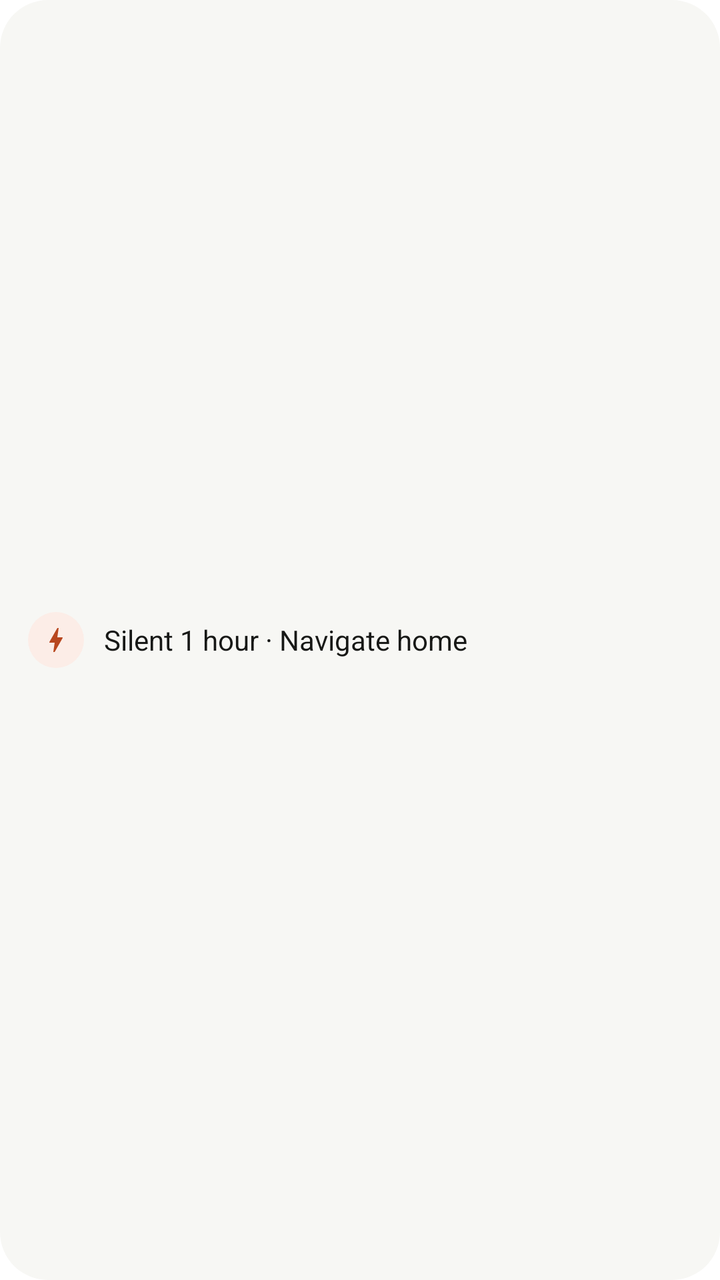
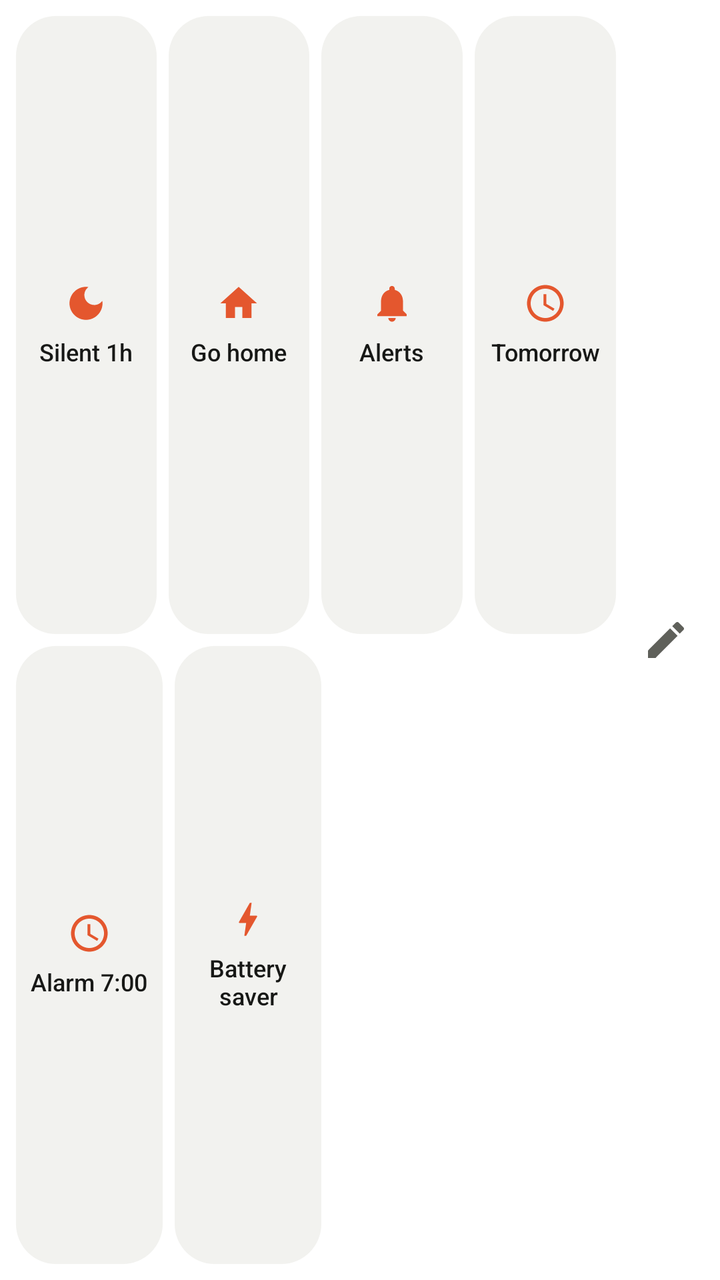

The first picture is an Android layout as it rendered before a commit; the second is the same layout after the commit. The layout source and the unified diff follow.
<!-- AndroidManifest.xml: fallback theme Theme.MaterialComponents.DayNight.NoActionBar -->
<!-- res/layout/widget_preview_actions.xml -->
<?xml version="1.0" encoding="utf-8"?>
<LinearLayout xmlns:android="http://schemas.android.com/apk/res/android"
    android:layout_width="match_parent"
    android:layout_height="match_parent"
    android:background="@drawable/widget_preview_bg"
    android:gravity="center_vertical"
    android:orientation="horizontal"
    android:padding="14dp">

    <ImageView
        android:layout_width="28dp"
        android:layout_height="28dp"
        android:background="@drawable/widget_preview_dot"
        android:importantForAccessibility="no"
        android:padding="6dp"
        android:src="@drawable/ic_widget_bolt"
        android:tint="@color/widget_preview_accent" />

    <TextView
        android:layout_width="0dp"
        android:layout_height="wrap_content"
        android:layout_marginStart="10dp"
        android:layout_weight="1"
        android:maxLines="3"
        android:text="@string/widget_actions_preview"
        android:textColor="@color/widget_preview_text"
        android:textSize="14sp" />
</LinearLayout>
<!-- resources referenced by this layout -->
<resources>
  <color name="widget_preview_accent">#FFB8471F</color>
  <color name="widget_preview_text">#FF171816</color>
  <!-- drawable widget_preview_bg (drawable) -->
  <?xml version="1.0" encoding="utf-8"?>
  <shape xmlns:android="http://schemas.android.com/apk/res/android" android:shape="rectangle">
      <solid android:color="@color/widget_preview_bg" />
      <corners android:radius="24dp" />
  </shape>
  <!-- drawable widget_preview_dot (drawable) -->
  <?xml version="1.0" encoding="utf-8"?>
  <shape xmlns:android="http://schemas.android.com/apk/res/android" android:shape="oval">
      <solid android:color="@color/widget_preview_dot" />
  </shape>
  <string name="widget_actions_preview">Silent 1 hour · Navigate home</string>
  <color name="widget_preview_bg">#FFF7F7F4</color>
  <color name="widget_preview_dot">#FFFCEDE7</color>
  <!-- unchanged entries left out for length: 1 -->
</resources>

<!-- the commit's change to res/layout/widget_preview_actions.xml (unified diff, before → after) -->
@@ -3,26 +3,215 @@
     android:layout_width="match_parent"
     android:layout_height="match_parent"
     android:background="@drawable/widget_preview_bg"
-    android:gravity="center_vertical"
+    android:baselineAligned="false"
+    android:contentDescription="@string/widget_actions_preview"
     android:orientation="horizontal"
-    android:padding="14dp">
+    android:padding="8dp">
+
+    <LinearLayout
+        android:layout_width="0dp"
+        android:layout_height="match_parent"
+        android:layout_weight="1"
+        android:orientation="vertical">
+
+        <LinearLayout
+            android:layout_width="match_parent"
+            android:layout_height="0dp"
+            android:layout_weight="1"
+            android:baselineAligned="false"
+            android:orientation="horizontal">
+
+            <LinearLayout
+                android:layout_width="0dp"
+                android:layout_height="match_parent"
+                android:layout_marginEnd="6dp"
+                android:layout_weight="1"
+                android:background="@drawable/widget_preview_tile"
+                android:gravity="center"
+                android:orientation="vertical"
+                android:paddingHorizontal="6dp">
+
+                <ImageView
+                    android:layout_width="22dp"
+                    android:layout_height="22dp"
+                    android:importantForAccessibility="no"
+                    android:src="@drawable/ic_widget_moon"
+                    android:tint="@color/widget_preview_accent" />
+
+                <TextView
+                    android:layout_width="wrap_content"
+                    android:layout_height="wrap_content"
+                    android:layout_marginTop="5dp"
+                    android:gravity="center"
+                    android:maxLines="2"
+                    android:text="@string/widget_actions_preview_1"
+                    android:textColor="@color/widget_preview_text"
+                    android:textSize="12sp"
+                    android:fontFamily="sans-serif-medium" />
+            </LinearLayout>
+
+            <LinearLayout
+                android:layout_width="0dp"
+                android:layout_height="match_parent"
+                android:layout_marginEnd="6dp"
+                android:layout_weight="1"
+                android:background="@drawable/widget_preview_tile"
+                android:gravity="center"
+                android:orientation="vertical"
+                android:paddingHorizontal="6dp">
+
+                <ImageView
+                    android:layout_width="22dp"
+                    android:layout_height="22dp"
+                    android:importantForAccessibility="no"
+                    android:src="@drawable/ic_widget_home"
+                    android:tint="@color/widget_preview_accent" />
+
+                <TextView
+                    android:layout_width="wrap_content"
+                    android:layout_height="wrap_content"
+                    android:layout_marginTop="5dp"
+                    android:gravity="center"
+                    android:maxLines="2"
+                    android:text="@string/widget_actions_preview_2"
+                    android:textColor="@color/widget_preview_text"
+                    android:textSize="12sp"
+                    android:fontFamily="sans-serif-medium" />
+            </LinearLayout>
+
+            <LinearLayout
+                android:layout_width="0dp"
+                android:layout_height="match_parent"
+                android:layout_marginEnd="6dp"
+                android:layout_weight="1"
+                android:background="@drawable/widget_preview_tile"
+                android:gravity="center"
+                android:orientation="vertical"
+                android:paddingHorizontal="6dp">
+
+                <ImageView
+                    android:layout_width="22dp"
+                    android:layout_height="22dp"
+                    android:importantForAccessibility="no"
+                    android:src="@drawable/ic_widget_bell"
+                    android:tint="@color/widget_preview_accent" />
+
+                <TextView
+                    android:layout_width="wrap_content"
+                    android:layout_height="wrap_content"
+                    android:layout_marginTop="5dp"
+                    android:gravity="center"
+                    android:maxLines="2"
+                    android:text="@string/widget_actions_preview_3"
+                    android:textColor="@color/widget_preview_text"
+                    android:textSize="12sp"
+                    android:fontFamily="sans-serif-medium" />
+            </LinearLayout>
+
+            <LinearLayout
+                android:layout_width="0dp"
+                android:layout_height="match_parent"
+                android:layout_marginEnd="6dp"
+                android:layout_weight="1"
+                android:background="@drawable/widget_preview_tile"
+                android:gravity="center"
+                android:orientation="vertical"
+                android:paddingHorizontal="6dp">
+
+                <ImageView
+                    android:layout_width="22dp"
+                    android:layout_height="22dp"
+                    android:importantForAccessibility="no"
+                    android:src="@drawable/ic_widget_clock"
+                    android:tint="@color/widget_preview_accent" />
+
+                <TextView
+                    android:layout_width="wrap_content"
+                    android:layout_height="wrap_content"
+                    android:layout_marginTop="5dp"
+                    android:gravity="center"
+                    android:maxLines="2"
+                    android:text="@string/widget_actions_preview_4"
+                    android:textColor="@color/widget_preview_text"
+                    android:textSize="12sp"
+                    android:fontFamily="sans-serif-medium" />
+            </LinearLayout>
+        </LinearLayout>
+
+        <LinearLayout
+            android:layout_width="match_parent"
+            android:layout_height="0dp"
+            android:layout_marginTop="6dp"
+            android:layout_weight="1"
+            android:baselineAligned="false"
+            android:orientation="horizontal"
+            android:weightSum="4">
+
+            <LinearLayout
+                android:layout_width="0dp"
+                android:layout_height="match_parent"
+                android:layout_marginEnd="6dp"
+                android:layout_weight="1"
+                android:background="@drawable/widget_preview_tile"
+                android:gravity="center"
+                android:orientation="vertical"
+                android:paddingHorizontal="6dp">
+
+                <ImageView
+                    android:layout_width="22dp"
+                    android:layout_height="22dp"
+                    android:importantForAccessibility="no"
+                    android:src="@drawable/ic_widget_clock"
+                    android:tint="@color/widget_preview_accent" />
+
+                <TextView
+                    android:layout_width="wrap_content"
+                    android:layout_height="wrap_content"
+                    android:layout_marginTop="5dp"
+                    android:gravity="center"
+                    android:maxLines="2"
+                    android:text="@string/widget_actions_preview_5"
+                    android:textColor="@color/widget_preview_text"
+                    android:textSize="12sp"
+                    android:fontFamily="sans-serif-medium" />
+            </LinearLayout>
+
+            <LinearLayout
+                android:layout_width="0dp"
+                android:layout_height="match_parent"
+                android:layout_marginEnd="6dp"
+                android:layout_weight="1"
+                android:background="@drawable/widget_preview_tile"
+                android:gravity="center"
+                android:orientation="vertical"
+                android:paddingHorizontal="6dp">
+
+                <ImageView
+                    android:layout_width="22dp"
+                    android:layout_height="22dp"
+                    android:importantForAccessibility="no"
+                    android:src="@drawable/ic_widget_bolt"
+                    android:tint="@color/widget_preview_accent" />
+
+                <TextView
+                    android:layout_width="wrap_content"
+                    android:layout_height="wrap_content"
+                    android:layout_marginTop="5dp"
+                    android:gravity="center"
+                    android:maxLines="2"
+                    android:text="@string/widget_actions_preview_6"
+                    android:textColor="@color/widget_preview_text"
+                    android:textSize="12sp"
+                    android:fontFamily="sans-serif-medium" />
+            </LinearLayout>
+        </LinearLayout>
+    </LinearLayout>
 
     <ImageView
-        android:layout_width="28dp"
-        android:layout_height="28dp"
-        android:background="@drawable/widget_preview_dot"
+        android:layout_width="38dp"
+        android:layout_height="match_parent"
         android:importantForAccessibility="no"
-        android:padding="6dp"
-        android:src="@drawable/ic_widget_bolt"
-        android:tint="@color/widget_preview_accent" />
-
-    <TextView
-        android:layout_width="0dp"
-        android:layout_height="wrap_content"
-        android:layout_marginStart="10dp"
-        android:layout_weight="1"
-        android:maxLines="3"
-        android:text="@string/widget_actions_preview"
-        android:textColor="@color/widget_preview_text"
-        android:textSize="14sp" />
+        android:scaleType="center"
+        android:src="@drawable/ic_widget_edit"
+        android:tint="@color/widget_preview_sub" />
 </LinearLayout>
<!-- resource entries referenced after the edit -->
@@ -1,21 +1,84 @@
 <!-- resources referenced by this layout -->
 <resources>
-  <color name="widget_preview_accent">#FFB8471F</color>
+  <color name="widget_preview_accent">#FFE4572E</color>
+  <color name="widget_preview_sub">#FF5F605A</color>
   <color name="widget_preview_text">#FF171816</color>
+  <!-- drawable ic_widget_bell (drawable) -->
+  <?xml version="1.0" encoding="utf-8"?>
+  <vector xmlns:android="http://schemas.android.com/apk/res/android"
+      android:width="24dp"
+      android:height="24dp"
+      android:viewportWidth="24"
+      android:viewportHeight="24">
+      <path
+          android:fillColor="#FFFFFFFF"
+          android:pathData="M12,22c1.1,0 2,-0.9 2,-2h-4c0,1.1 0.89,2 2,2zM18,16v-5c0,-3.07 -1.64,-5.64 -4.5,-6.32V4c0,-0.83 -0.67,-1.5 -1.5,-1.5s-1.5,0.67 -1.5,1.5v0.68C7.63,5.36 6,7.92 6,11v5l-2,2v1h16v-1l-2,-2z" />
+  </vector>
+  <!-- drawable ic_widget_clock (drawable) -->
+  <?xml version="1.0" encoding="utf-8"?>
+  <vector xmlns:android="http://schemas.android.com/apk/res/android"
+      android:width="24dp"
+      android:height="24dp"
+      android:viewportWidth="24"
+      android:viewportHeight="24">
+      <path
+          android:fillColor="#FFFFFFFF"
+          android:pathData="M11.99,2C6.47,2 2,6.48 2,12s4.47,10 9.99,10C17.52,22 22,17.52 22,12S17.52,2 11.99,2zM12,20c-4.42,0 -8,-3.58 -8,-8s3.58,-8 8,-8 8,3.58 8,8 -3.58,8 -8,8zM12.5,7H11v6l5.25,3.15 0.75,-1.23 -4.5,-2.67z" />
+  </vector>
+  <!-- drawable ic_widget_edit (drawable) -->
+  <?xml version="1.0" encoding="utf-8"?>
+  <vector xmlns:android="http://schemas.android.com/apk/res/android"
+      android:width="24dp"
+      android:height="24dp"
+      android:viewportWidth="24"
+      android:viewportHeight="24">
+      <path
+          android:fillColor="#FFFFFFFF"
+          android:pathData="M3,17.25V21h3.75L17.81,9.94l-3.75,-3.75L3,17.25zM20.71,7.04c0.39,-0.39 0.39,-1.02 0,-1.41l-2.34,-2.34c-0.39,-0.39 -1.02,-0.39 -1.41,0l-1.83,1.83 3.75,3.75 1.83,-1.83z" />
+  </vector>
+  <!-- drawable ic_widget_home (drawable) -->
+  <?xml version="1.0" encoding="utf-8"?>
+  <vector xmlns:android="http://schemas.android.com/apk/res/android"
+      android:width="24dp"
+      android:height="24dp"
+      android:viewportWidth="24"
+      android:viewportHeight="24">
+      <path
+          android:fillColor="#FFFFFFFF"
+          android:pathData="M10,20v-6h4v6h5v-8h3L12,3 2,12h3v8z" />
+  </vector>
+  <!-- drawable ic_widget_moon (drawable) -->
+  <?xml version="1.0" encoding="utf-8"?>
+  <vector xmlns:android="http://schemas.android.com/apk/res/android"
+      android:width="24dp"
+      android:height="24dp"
+      android:viewportWidth="24"
+      android:viewportHeight="24">
+      <path
+          android:fillColor="#FFFFFFFF"
+          android:pathData="M12,3c-4.97,0 -9,4.03 -9,9s4.03,9 9,9 9,-4.03 9,-9c0,-0.46 -0.04,-0.92 -0.1,-1.36 -0.98,1.37 -2.58,2.26 -4.4,2.26 -2.98,0 -5.4,-2.42 -5.4,-5.4 0,-1.81 0.89,-3.42 2.26,-4.4C12.92,3.04 12.46,3 12,3z" />
+  </vector>
   <!-- drawable widget_preview_bg (drawable) -->
   <?xml version="1.0" encoding="utf-8"?>
   <shape xmlns:android="http://schemas.android.com/apk/res/android" android:shape="rectangle">
       <solid android:color="@color/widget_preview_bg" />
-      <corners android:radius="24dp" />
+      <corners android:radius="28dp" />
   </shape>
-  <!-- drawable widget_preview_dot (drawable) -->
+  <!-- drawable widget_preview_tile (drawable) -->
   <?xml version="1.0" encoding="utf-8"?>
-  <shape xmlns:android="http://schemas.android.com/apk/res/android" android:shape="oval">
-      <solid android:color="@color/widget_preview_dot" />
+  <shape xmlns:android="http://schemas.android.com/apk/res/android" android:shape="rectangle">
+      <solid android:color="@color/widget_preview_fill" />
+      <corners android:radius="20dp" />
   </shape>
   <string name="widget_actions_preview">Silent 1 hour · Navigate home</string>
-  <color name="widget_preview_bg">#FFF7F7F4</color>
-  <color name="widget_preview_dot">#FFFCEDE7</color>
+  <string name="widget_actions_preview_1">Silent 1h</string>
+  <string name="widget_actions_preview_2">Go home</string>
+  <string name="widget_actions_preview_3">Alerts</string>
+  <string name="widget_actions_preview_4">Tomorrow</string>
+  <string name="widget_actions_preview_5">Alarm 7:00</string>
+  <string name="widget_actions_preview_6">Battery saver</string>
+  <color name="widget_preview_bg">#FFFFFFFF</color>
+  <color name="widget_preview_fill">#FFF2F2EF</color>
   <!-- unchanged entries left out for length: 1 -->
 </resources>
 
